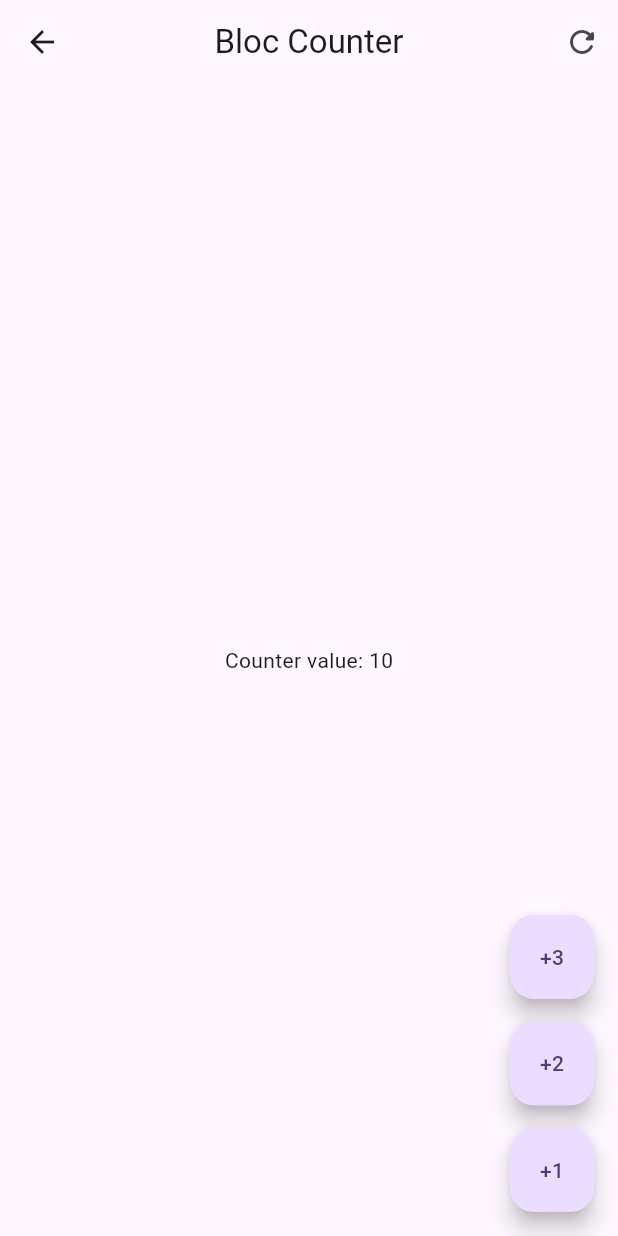
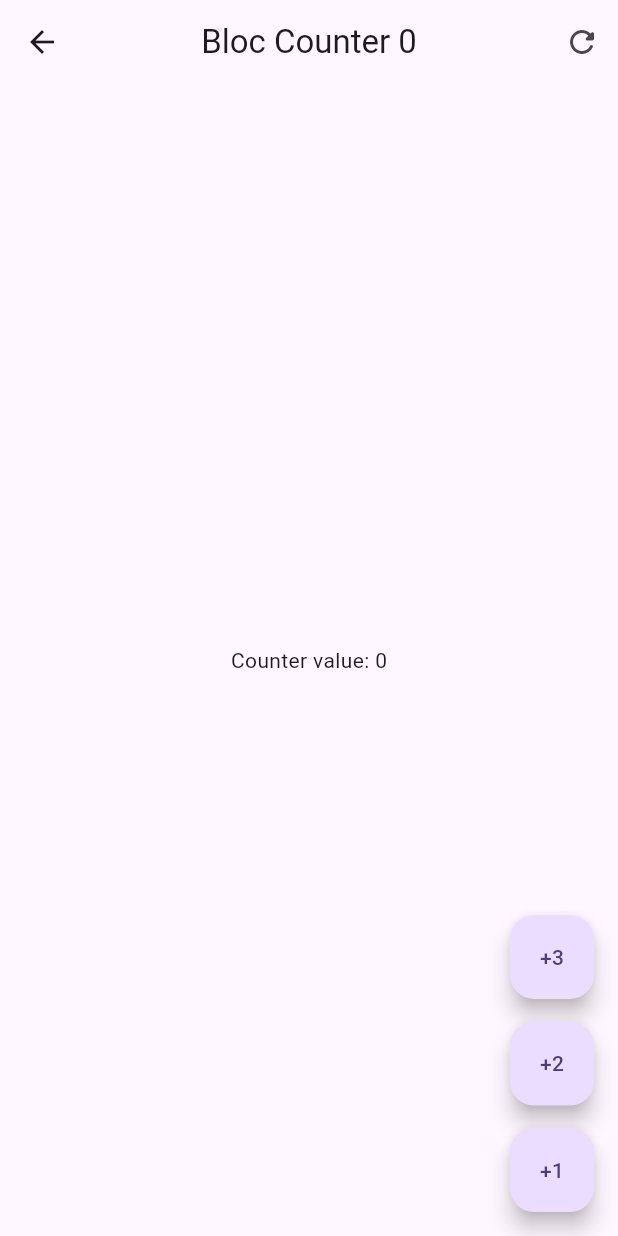
Before and after one commit to Geinersb/forms_app, a Flutter app: the BlocCounterView screen opened directly, after a tap on the "refresh" icon, on a phone screen of 412 x 824 dp. Run offline on Flutter 3.47's test engine with Material 2 defaults, Android fonts, the phone set to English and light mode, and no system bars; our stand-ins replace equatable, flutter_bloc, go_router.

Commit message:
se finaliza el uso del  Bloc

```diff
--- a/lib/presentation/blocs/counter_bloc/counter_bloc.dart
+++ b/lib/presentation/blocs/counter_bloc/counter_bloc.dart
@@ -9,6 +9,7 @@ class CounterBloc extends Bloc<CounterEvent, CounterState> {
   CounterBloc() : super(const CounterState()) {
 
     on<CounterIncreased>(_onCounterIncreased);
+    on<CounterReset>(_onCounterReset);
 
   }
 
@@ -19,5 +20,12 @@ void _onCounterIncreased (CounterIncreased event,Emitter<CounterState> emit){
     ));
 
 }
+void _onCounterReset (CounterReset event,Emitter<CounterState> emit){
+ emit(state.copyWith(
+          counter: 0,
+
+    ));
 
 }
+
+}
--- a/lib/presentation/blocs/counter_bloc/counter_event.dart
+++ b/lib/presentation/blocs/counter_bloc/counter_event.dart
@@ -2,8 +2,6 @@ part of 'counter_bloc.dart';
 
 abstract class CounterEvent {
   const CounterEvent();
-
-
 }
 
 class CounterIncreased extends CounterEvent {
@@ -11,3 +9,5 @@ class CounterIncreased extends CounterEvent {
 
   const CounterIncreased(this.value);
 }
+
+class CounterReset extends CounterEvent {}
--- a/lib/presentation/screens/bloc_counter_screen.dart
+++ b/lib/presentation/screens/bloc_counter_screen.dart
@@ -8,9 +8,7 @@ class BlocCounterScreen extends StatelessWidget {
   @override
   Widget build(BuildContext context) {
     return BlocProvider(
-      create: (_) =>CounterBloc(),
-      child: const BlocCounterView()
-      );
+        create: (_) => CounterBloc(), child: const BlocCounterView());
   }
 }
 
@@ -19,45 +17,38 @@ class BlocCounterView extends StatelessWidget {
     super.key,
   });
 
+  void increaseCounterby(BuildContext context, [int value = 1]) {
+    context.read<CounterBloc>()
+    .add(CounterIncreased(value));
+  }
+
   @override
   Widget build(BuildContext context) {
     return Scaffold(
       appBar: AppBar(
-        title: const Text('Bloc Counter'),
+        title:context.select(
+          (CounterBloc bloc )=> Text('Bloc Counter ${bloc.state.transactionCount}')
+        ),
         centerTitle: true,
         actions: [
-          IconButton(onPressed: () {
-
-          },
-           icon:const Icon(Icons.refresh_rounded))
+          IconButton(onPressed: () =>context.read<CounterBloc>().add(CounterReset()), icon: const Icon(Icons.refresh_rounded))
         ],
       ),
-      body:  Center(
-        child: context.select((CounterBloc counterBloc)=>Text('Counter value: ${counterBloc.state.counter}')) ,
+      body: Center(
+        child: context.select((CounterBloc counterBloc) =>
+            Text('Counter value: ${counterBloc.state.counter}')),
       ),
       floatingActionButton: Column(
         mainAxisAlignment: MainAxisAlignment.end,
         children: [
-FloatingActionButton(
-  heroTag: '1',
-  child: const Text('+3'),
-  onPressed: () {
-
-}),
-const SizedBox(height: 15),
-FloatingActionButton(
-  heroTag: '2',
-  child: const Text('+2'),
-  onPressed: () {
-
-}),
-const SizedBox(height: 15),
-FloatingActionButton(
-  heroTag: '3',
-  child: const Text('+1'),
-  onPressed: () {
-
-}),
+          FloatingActionButton(
+              heroTag: '1', child: const Text('+3'), onPressed: ()=>increaseCounterby(context,3)),
+          const SizedBox(height: 15),
+          FloatingActionButton(
+              heroTag: '2', child: const Text('+2'), onPressed: () =>increaseCounterby(context,2)),
+          const SizedBox(height: 15),
+          FloatingActionButton(
+              heroTag: '3', child: const Text('+1'), onPressed: () =>increaseCounterby(context)),
         ],
       ),
     );
--- a/lib/presentation/screens/home_screen.dart
+++ b/lib/presentation/screens/home_screen.dart
@@ -21,6 +21,11 @@ children: [
     trailing:const  Icon(Icons.arrow_forward_ios_rounded),
     onTap: () => context.push('/counter-bloc'),
   ),
+
+  const Padding(
+    padding:  EdgeInsets.symmetric(horizontal: 10),
+    child: Divider(),
+  )
 ],
 
 
```
